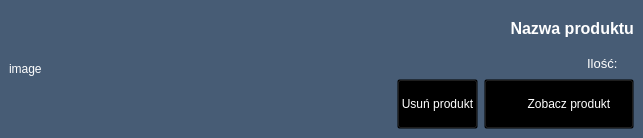
Old version of the form productlistelement.ui in the repository ebbe3000/shop.
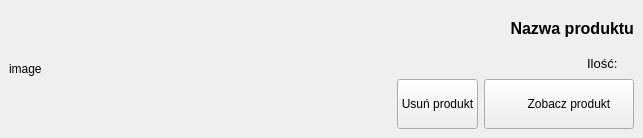
New version of the form. Icons and pictures are not drawn.

Diff of the .ui file:
```diff
--- a/productlistelement.ui
+++ b/productlistelement.ui
@@ -26,8 +26,7 @@
    <string>Form</string>
   </property>
   <property name="styleSheet">
-   <string notr="true">background-color: rgb(71, 92, 117);
-color: white;</string>
+   <string notr="true"/>
   </property>
   <layout class="QVBoxLayout" name="verticalLayout_2">
    <property name="spacing">
@@ -47,27 +46,36 @@
    </property>
    <item>
     <widget class="QWidget" name="widget" native="true">
-     <layout class="QHBoxLayout" name="horizontalLayout">
+     <property name="styleSheet">
+      <string notr="true">QWidget #widget:hover {
+	border: 2px solid white;
+	border-radius: 15%;
+}</string>
+     </property>
+     <layout class="QHBoxLayout" name="horizontalLayout" stretch="0,0">
       <item>
        <widget class="QLabel" name="imageLabel">
         <property name="sizePolicy">
-         <sizepolicy hsizetype="Preferred" vsizetype="Minimum">
+         <sizepolicy hsizetype="Preferred" vsizetype="Preferred">
           <horstretch>0</horstretch>
           <verstretch>0</verstretch>
          </sizepolicy>
         </property>
         <property name="minimumSize">
          <size>
-          <width>100</width>
+          <width>0</width>
           <height>0</height>
          </size>
         </property>
         <property name="maximumSize">
          <size>
-          <width>100</width>
+          <width>16777215</width>
           <height>16777215</height>
          </size>
         </property>
+        <property name="styleSheet">
+         <string notr="true"/>
+        </property>
         <property name="text">
          <string>image</string>
         </property>
@@ -170,7 +178,7 @@
              <cursorShape>PointingHandCursor</cursorShape>
             </property>
             <property name="styleSheet">
-             <string notr="true">background-color: transparent;</string>
+             <string notr="true"/>
             </property>
             <property name="text">
              <string>Usuń produkt</string>
@@ -205,7 +213,7 @@
              <cursorShape>PointingHandCursor</cursorShape>
             </property>
             <property name="styleSheet">
-             <string notr="true">background-color: transparent;</string>
+             <string notr="true"/>
             </property>
             <property name="text">
              <string>      Zobacz produkt</string>
```
